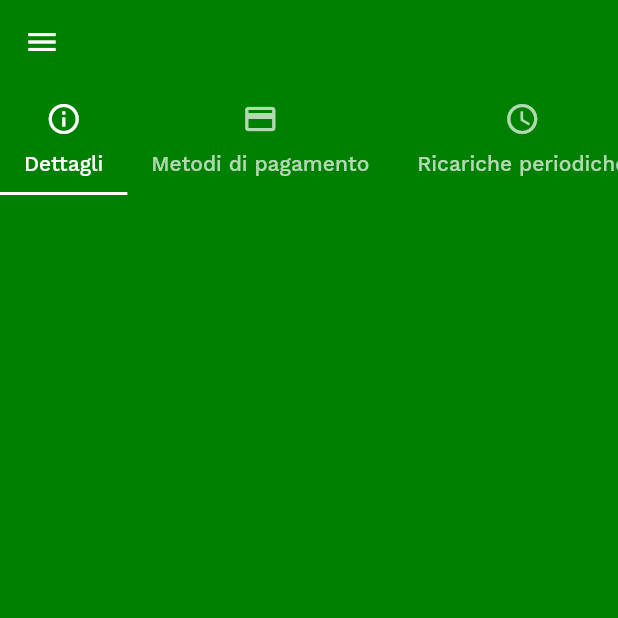
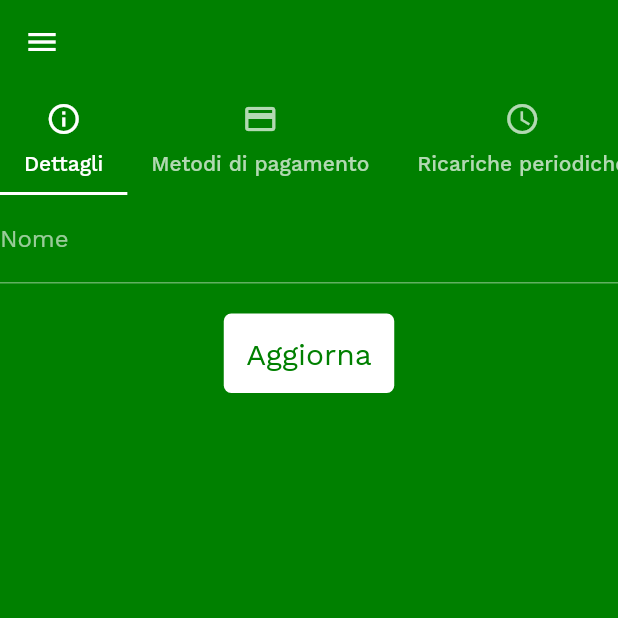
Before and after one commit to alex-sandri/scootr-app, a Flutter app: the WalletRoute screen opened directly with empty values, on a phone screen of 412 x 824 dp, the top half of it. Run offline on Flutter 3.47's test engine with Material 2 defaults, Android fonts, the light colour scheme and no system bars; our stand-ins replace flutter_map, flutter_svg, hive, hive_flutter, latlong; missing offline and left inert: flutter_inappwebview; accounts and stored records are empty.

Commit message:
Show wallet name in details page

```diff
--- a/lib/widgets/wallet/WalletDetails.dart
+++ b/lib/widgets/wallet/WalletDetails.dart
@@ -8,6 +8,28 @@ class WalletDetails extends StatelessWidget {
 
   @override
   Widget build(BuildContext context) {
-    return Container();
+    return ListView(
+      children: [
+        Form(
+          child: Column(
+            children: [
+              TextFormField(
+                initialValue: _wallet.name,
+                decoration: InputDecoration(
+                  labelText: "Nome",
+                ),
+              ),
+              SizedBox(height: 20),
+              TextButton(
+                child: Text("Aggiorna"),
+                onPressed: () {
+
+                },
+              ),
+            ],
+          ),
+        )
+      ],
+    );
   }
 }
```
